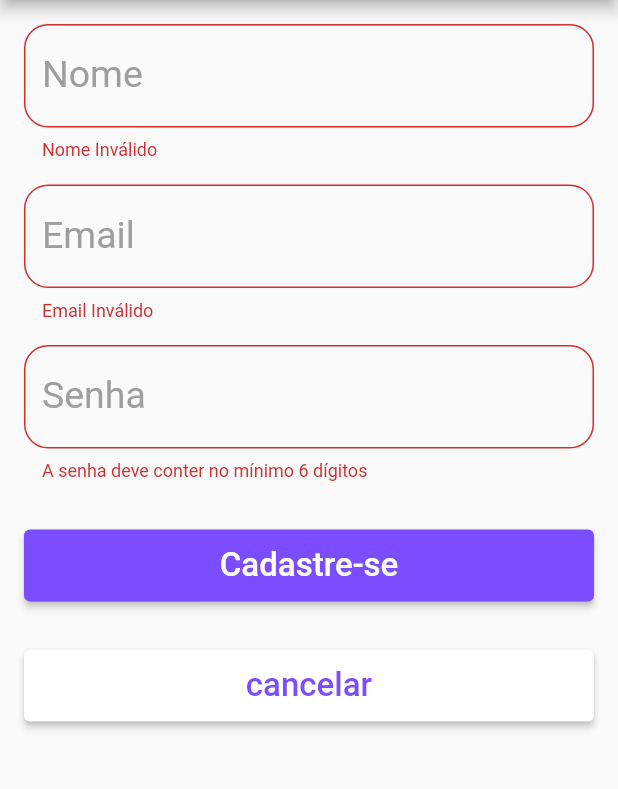
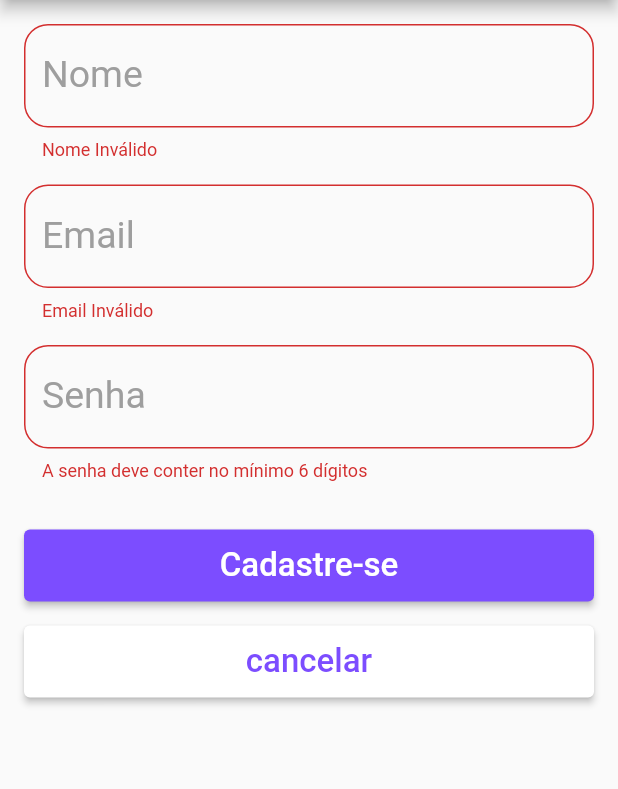
Before and after one commit to felipe11xx/Botique, a Flutter app: the SignUpPage screen opened directly, after a tap on "Cadastre-se", on a phone screen of 412 x 824 dp, the part 84-873 px from its top. Run offline on Flutter 3.47's test engine with Material 2 defaults, Android fonts, the phone set to English and light mode, and no system bars; our stand-ins replace cloud_firestore, email_validator, firebase_auth, google_sign_in, shared_preferences; missing offline and left inert: flutter_auth_buttons; accounts and stored records are empty; network calls fail.

Commit message:
add_cloud_storage

```diff
--- a/botique/lib/bloc/news_bloc.dart
+++ b/botique/lib/bloc/news/news_bloc.dart
@@ -1,5 +1,5 @@
 import 'package:botique/bloc/simple_bloc.dart';
-import 'package:botique/domain/news_list.dart';
+import 'package:botique/domain/news/news_list.dart';
 import 'package:botique/network/api_news.dart';
 
 class NewsBloc extends SimpleBloc<NewsList>{
--- a/botique/lib/network/api_news.dart
+++ b/botique/lib/network/api_news.dart
@@ -1,4 +1,4 @@
-import 'package:botique/domain/news_list.dart';
+import 'package:botique/domain/news/news_list.dart';
 import 'package:http/http.dart' as http;
 import 'dart:convert' as convert;
 
--- a/botique/lib/pages/home/home_page.dart
+++ b/botique/lib/pages/home/home_page.dart
@@ -1,4 +1,5 @@
 import 'package:botique/pages/home/news/newsletters_page.dart';
+import 'package:botique/pages/home/posts/post_page.dart';
 import 'package:botique/pages/home/profile_drawer_list.dart';
 import 'package:botique/resources/strings.dart';
 import 'package:flutter/cupertino.dart';
@@ -35,9 +36,7 @@ class _HomePageState extends State<HomePage> {
                 "https://i.pinimg.com/474x/6a/f3/29/jotaro.jpg"),
         body: TabBarView(
           children: <Widget>[
-            Container(
-              color: Colors.red,
-            ),
+            PostPage(),
             NewsLettersPage()
           ],
         ),
--- a/botique/lib/pages/home/news/newsletters_page.dart
+++ b/botique/lib/pages/home/news/newsletters_page.dart
@@ -1,5 +1,5 @@
-import 'package:botique/bloc/news_bloc.dart';
-import 'package:botique/domain/news_list.dart';
+import 'package:botique/bloc/news/news_bloc.dart';
+import 'package:botique/domain/news/news_list.dart';
 import 'package:botique/resources/strings.dart';
 import 'package:flutter/cupertino.dart';
 import 'package:flutter/material.dart';
--- a/botique/lib/pages/signup/signup_page.dart
+++ b/botique/lib/pages/signup/signup_page.dart
@@ -1,4 +1,6 @@
+import 'package:botique/bloc/signup/signup_bloc.dart';
 import 'package:botique/firebase/firebase_service.dart';
+import 'package:botique/network/api_response.dart';
 import 'package:botique/pages/home/home_page.dart';
 import 'package:botique/resources/strings.dart';
 import 'package:botique/utils/navigation.dart';
@@ -21,7 +23,7 @@ class _SignUpPageState extends State<SignUpPage> {
   final _formKey = GlobalKey<FormState>();
   final _focusPassword = FocusNode();
   final _focusEmail = FocusNode();
-  bool _showProgress = false;
+  SignUpBloc _signUpBloc = SignUpBloc();
 
   @override
   Widget build(BuildContext context) {
@@ -72,19 +74,22 @@ class _SignUpPageState extends State<SignUpPage> {
                 validator: validatePassword,
                 keyboardType: TextInputType.number,
                 focusNode: _focusPassword),
-//            Padding(
-//                padding: EdgeInsets.only(
-//                    bottom: MediaQuery.of(context).viewInsets.bottom)),
             SizedBox(
               height: 32,
             ),
-            AppButton(
-              Strings.singUp,
-              onPressed: () => _onClickSignUp(context),
-              showProgress: _showProgress,
+            StreamBuilder<bool>(
+              stream: _signUpBloc.stream,
+              initialData: false,
+              builder: (context, snapshot) {
+                return AppButton(
+                  Strings.singUp,
+                  onPressed: _onClickSignUp,
+                  showProgress: snapshot.data,
+                );
+              },
             ),
             SizedBox(
-              height: 32,
+              height: 16,
             ),
             AppButton(
               Strings.cancel,
@@ -99,35 +104,17 @@ class _SignUpPageState extends State<SignUpPage> {
     );
   }
 
-  _onClickSignUp(context) async {
-    print("Cadastrar!");
+  _onClickSignUp() async{
+    if (!_formKey.currentState.validate()) return;
 
-    String nome = _tName.text;
-    String email = _tEmail.text;
-    String senha = _tPassword.text;
-
-    print("Nome $nome, Email $email, Senha $senha");
-
-    if (!_formKey.currentState.validate()) {
-      return;
-    }
-
-    setState(() {
-      _showProgress = true;
-    });
-
-    final service = FirebaseService();
-    final response = await service.signup(nome, email, senha);
+    ApiResponse response = await _signUpBloc.signUp(_tName.text, _tEmail.text, _tPassword.text);
 
     if (response.ok) {
-      push(context, HomePage(),replace:true);
+      push(context, HomePage(), replace: true);
     } else {
       alert(context, response.msg);
     }
 
-    setState(() {
-      _showProgress = false;
-    });
   }
 
   String validateField(String value) {
@@ -140,4 +127,10 @@ class _SignUpPageState extends State<SignUpPage> {
   _onClickCancel() {
     pop(context);
   }
+
+  @override
+  void dispose() {
+    super.dispose();
+    _signUpBloc.dispose();
+  }
 }
--- a/botique/pubspec.yaml
+++ b/botique/pubspec.yaml
@@ -24,6 +24,8 @@ dependencies:
   firebase_auth: ^0.16.1
   google_sign_in: ^4.5.1
   flutter_auth_buttons: ^0.8.0
+  cloud_firestore: ^0.13.6
+
 
 dev_dependencies:
   flutter_test:
```
Also changed, not shown: botique/lib/bloc/signup/signup_bloc.dart (added, +14 -0 lines), botique/lib/domain/posts/post.dart (added, +44 -0 lines), botique/lib/pages/home/news/newsletters_listview.dart (+7 -3 lines), botique/lib/pages/home/posts/post_listview.dart (added, +28 -0 lines), botique/lib/pages/home/posts/post_page.dart (added, +28 -0 lines), botique/lib/pages/signup/login_page.dart (+4 -6 lines), botique/lib/utils/date_formatter.dart (added, +7 -0 lines), botique/lib/widgets/app_card_messages.dart (added, +61 -0 lines), botique/lib/widgets/app_card_newsletters.dart (deleted, +0 -53 lines), botique/lib/bloc/signup/login_bloc.dart (renamed from botique/lib/bloc/login_bloc.dart), botique/lib/domain/news/message.dart (renamed from botique/lib/domain/message.dart), botique/lib/domain/news/news.dart (renamed from botique/lib/domain/news.dart), botique/lib/domain/news/news_list.dart (renamed from botique/lib/domain/news_list.dart), botique/pubspec.lock.
